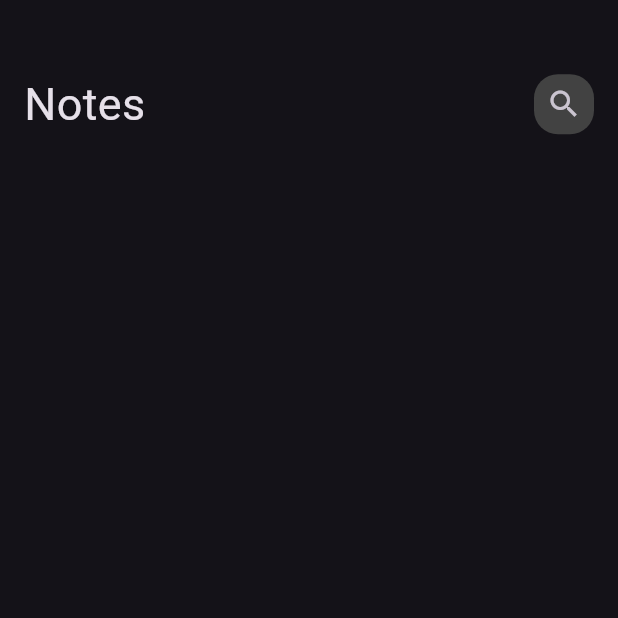
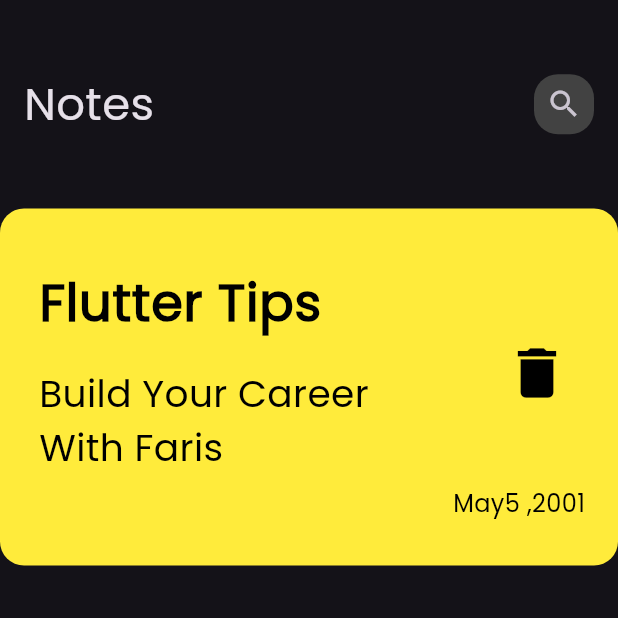
Before and after one commit to 0xFaris/notes_app, a Flutter app: the screen it shows after launch, on a phone screen of 412 x 824 dp, the top half of it. Run offline on Flutter 3.47's test engine with Material 3 defaults, Android fonts, the phone set to English and light mode, and no system bars.

Commit message:
add notes item widget and add font

```diff
--- a/lib/main.dart
+++ b/lib/main.dart
@@ -11,7 +11,10 @@ class NotesApp extends StatelessWidget {
   @override
   Widget build(BuildContext context) {
     return MaterialApp(
-      theme: ThemeData(brightness: Brightness.dark),
+      theme: ThemeData(
+        brightness: Brightness.dark,
+        fontFamily: 'Poppins',
+      ),
       home: const NotesView(),
     );
   }
--- /dev/null
+++ b/lib/widgets/notes_item.dart
@@ -0,0 +1,64 @@
+import 'package:flutter/material.dart';
+
+class NotesItem extends StatelessWidget {
+  const NotesItem({super.key});
+
+  @override
+  Widget build(BuildContext context) {
+    return Container(
+      padding: const EdgeInsets.only(top: 30, bottom: 30, left: 10),
+      decoration: BoxDecoration(
+        color: Colors.yellow,
+        borderRadius: BorderRadius.circular(16),
+      ),
+      child: Column(
+        crossAxisAlignment: CrossAxisAlignment.end,
+        children: [
+          ListTile(
+            title: Text(
+              'Flutter Tips',
+              style: TextStyle(
+                color: Colors.black,
+                fontSize: 34,
+                fontWeight: FontWeight.bold,
+              ),
+            ),
+            subtitle: Padding(
+              padding: const EdgeInsets.only(top: 16.0),
+              child: Text(
+                'Build Your Career With Faris',
+                style: TextStyle(
+                  color: Colors.black.withValues(alpha: 100),
+                  fontSize: 25,
+                ),
+              ),
+            ),
+            trailing: Padding(
+              padding: const EdgeInsets.only(bottom: 16.0, left: 20),
+              child: IconButton(
+                onPressed: () {},
+                icon: Icon(
+                  Icons.delete,
+                  color: Colors.black,
+                  size: 44,
+                ),
+              ),
+            ),
+          ),
+          Padding(
+            padding: const EdgeInsets.only(
+              right: 22.0,
+            ),
+            child: Text(
+              'May5 ,2001',
+              style: TextStyle(
+                color: Colors.black.withValues(alpha: 100),
+                fontSize: 16,
+              ),
+            ),
+          ),
+        ],
+      ),
+    );
+  }
+}
--- a/lib/widgets/notes_view_body.dart
+++ b/lib/widgets/notes_view_body.dart
@@ -1,5 +1,6 @@
 import 'package:flutter/material.dart';
 import 'package:notes_app/widgets/custom_appbar.dart';
+import 'package:notes_app/widgets/notes_item.dart';
 
 class NotesViewBody extends StatelessWidget {
   const NotesViewBody({super.key});
@@ -7,9 +8,11 @@ class NotesViewBody extends StatelessWidget {
   @override
   Widget build(BuildContext context) {
     return Column(
-      children: const [
+      children: [
         SizedBox(height: 40),
         CustomAppBar(),
+        SizedBox(height: 40),
+        NotesItem(),
       ],
     );
   }
```
Also changed, not shown: pubspec.yaml (+8 -16 lines), assets/fonts/Poppins-Regular.ttf (added).
